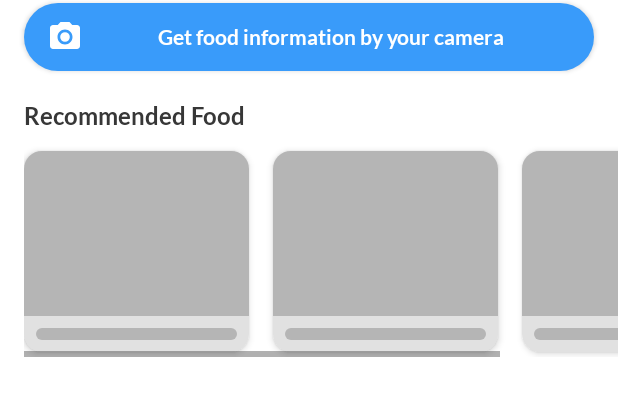
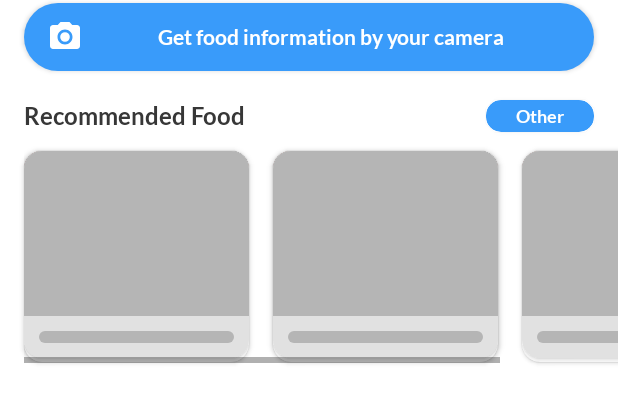
Before and after one commit to C22-PS015-Capstone-Bangkit-2022/Sehatin-Mobile, an Android app: the layout item_home_food.xml on its own in the app's theme, with its tools: preview values and no code run, on a phone screen of 412 x 824 dp. Shown: the top 403 px of the screen. Run offline under Robolectric (Android 15) with nearby library versions, the light colour scheme and no system bars.

Commit message:
fix food shimmer

```diff
--- a/app/src/main/res/layout/item_home_food.xml
+++ b/app/src/main/res/layout/item_home_food.xml
@@ -121,7 +121,7 @@
         android:id="@+id/contentGroup"
         android:layout_width="wrap_content"
         android:layout_height="wrap_content"
-        android:visibility="gone"
+        android:visibility="visible"
         app:constraint_referenced_ids="otherFoodBtn,rvFoods" />
 
 </androidx.constraintlayout.widget.ConstraintLayout>
--- a/app/src/main/res/layout/shimmer_food_horizontal.xml
+++ b/app/src/main/res/layout/shimmer_food_horizontal.xml
@@ -28,8 +28,8 @@
         <View
             android:id="@+id/foodName"
             android:layout_width="match_parent"
-            android:layout_height="8dp"
-            android:layout_margin="8dp"
+            android:layout_height="@dimen/shimmerTextSize2"
+            android:layout_margin="10dp"
             android:background="@drawable/circle_corner_background"
             android:backgroundTint="@color/shimmerColor1" />
     </LinearLayout>
```
Also changed, not shown: app/src/main/res/layout/item_food_horizontal.xml (+15 -13 lines).
